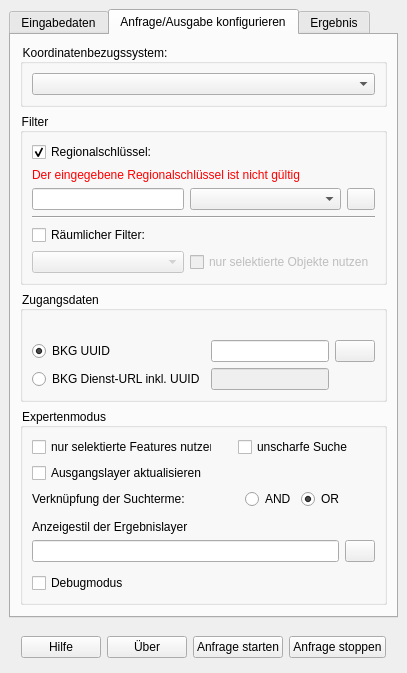
Before: the Qt Designer form interface/ui/main_dockwidget.ui in de-bkg/qgis-geocoder, drawn with Qt 5.
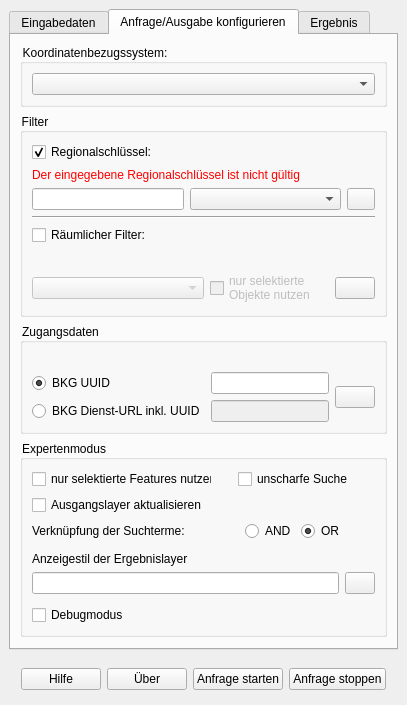
After: the same form once the commit is applied. The open tabs and pages were chosen to show the change. Icons and pictures are not drawn. Custom widgets are drawn as their Qt base class.

Commit message: limit length of area filter and warn user if too long, ignore if too long, closes #19, fixes #20

Patch:
```diff
--- a/interface/ui/main_dockwidget.ui
+++ b/interface/ui/main_dockwidget.ui
@@ -550,6 +550,19 @@
              </property>
             </widget>
            </item>
+           <item>
+            <widget class="QLabel" name="spatial_error_label">
+             <property name="styleSheet">
+              <string notr="true">color: red;</string>
+             </property>
+             <property name="text">
+              <string/>
+             </property>
+             <property name="wordWrap">
+              <bool>true</bool>
+             </property>
+            </widget>
+           </item>
            <item>
             <layout class="QHBoxLayout" name="horizontalLayout_4">
              <property name="topMargin">
@@ -598,7 +611,29 @@
                 <string>&lt;html&gt;&lt;head/&gt;&lt;body&gt;&lt;p&gt;Beschränken Sie die Suche weiter auf lediglich die selektierten Objekte des gewählten Layers.&lt;/p&gt;&lt;/body&gt;&lt;/html&gt;</string>
                </property>
                <property name="text">
-                <string>nur selektierte Objekte nutzen</string>
+                <string>nur selektierte 
+Objekte nutzen</string>
+               </property>
+              </widget>
+             </item>
+             <item>
+              <widget class="QLabel" name="n_spatial_seclected_label">
+               <property name="text">
+                <string/>
+               </property>
+              </widget>
+             </item>
+             <item>
+              <widget class="QPushButton" name="reload_spatial_button">
+               <property name="toolTip">
+                <string>&lt;p&gt;Überprüfung des räumlichen Filters.&lt;/p&gt;</string>
+               </property>
+               <property name="text">
+                <string/>
+               </property>
+               <property name="icon">
+                <iconset>
+                 <normaloff>icons/20190619_iconset_mob_wborders_refresh_1.png</normaloff>icons/20190619_iconset_mob_wborders_refresh_1.png</iconset>
                </property>
               </widget>
              </item>
@@ -621,45 +656,29 @@
           <property name="saveCollapsedState">
            <bool>false</bool>
           </property>
+          <layout class="QVBoxLayout" name="verticalLayout_11">
+           <item>
+            <widget class="QLabel" name="key_error_label">
+             <property name="styleSheet">
+              <string notr="true">color: red;</string>
+             </property>
+             <property name="text">
+              <string/>
+             </property>
+            </widget>
+           </item>
+           <item>
+            <layout class="QHBoxLayout" name="horizontalLayout_10">
+             <item>
           <layout class="QGridLayout" name="gridLayout_2">
-           <item row="1" column="1">
+               <item row="0" column="1">
             <widget class="QLineEdit" name="api_key_edit">
              <property name="toolTip">
               <string>&lt;p&gt;Zur Geokodierung mit dem Plugin BKGGeocoder benötigen sie einen gültigen Nutzer/-innen Identifikator (UUID).&lt;/p&gt;&lt;p&gt;Geben Sie hier die UUID an.&lt;/p&gt;</string>
              </property>
             </widget>
            </item>
-           <item row="2" column="0">
-            <widget class="QRadioButton" name="api_url_check">
-             <property name="toolTip">
-              <string>&lt;p&gt;Zur Geokodierung mit dem Plugin BKGGeocoder benötigen sie einen gültigen Nutzer/-innen Identifikator (UUID).&lt;/p&gt;&lt;p&gt;Geben Sie hier die Dienst-URL inclusive der UUID an.&lt;/p&gt;</string>
-             </property>
-             <property name="text">
-              <string>BKG Dienst-URL inkl. UUID</string>
-             </property>
-            </widget>
-           </item>
-           <item row="0" column="0" colspan="2">
-            <widget class="QLabel" name="key_error_label">
-             <property name="styleSheet">
-              <string notr="true">color: red;</string>
-             </property>
-             <property name="text">
-              <string/>
-             </property>
-            </widget>
-           </item>
-           <item row="2" column="1">
-            <widget class="QLineEdit" name="api_url_edit">
-             <property name="enabled">
-              <bool>false</bool>
-             </property>
-             <property name="toolTip">
-              <string>&lt;p&gt;Zur Geokodierung mit dem Plugin BKGGeocoder benötigen sie einen gültigen Nutzer/-innen Identifikator (UUID).&lt;/p&gt;&lt;p&gt;Geben Sie hier die Dienst-URL inclusive der UUID an.&lt;/p&gt;</string>
-             </property>
-            </widget>
-           </item>
-           <item row="1" column="0">
+               <item row="0" column="0">
             <widget class="QRadioButton" name="api_key_check">
              <property name="toolTip">
               <string>&lt;p&gt;Zur Geokodierung mit dem Plugin BKGGeocoder benötigen sie einen gültigen Nutzer/-innen Identifikator (UUID).&lt;/p&gt;&lt;p&gt;Geben Sie hier die UUID an.&lt;/p&gt;</string>
@@ -672,7 +691,29 @@
              </property>
             </widget>
            </item>
-           <item row="1" column="2">
+               <item row="1" column="0">
+                <widget class="QRadioButton" name="api_url_check">
+                 <property name="toolTip">
+                  <string>&lt;p&gt;Zur Geokodierung mit dem Plugin BKGGeocoder benötigen sie einen gültigen Nutzer/-innen Identifikator (UUID).&lt;/p&gt;&lt;p&gt;Geben Sie hier die Dienst-URL inclusive der UUID an.&lt;/p&gt;</string>
+                 </property>
+                 <property name="text">
+                  <string>BKG Dienst-URL inkl. UUID</string>
+                 </property>
+                </widget>
+               </item>
+               <item row="1" column="1">
+                <widget class="QLineEdit" name="api_url_edit">
+                 <property name="enabled">
+                  <bool>false</bool>
+                 </property>
+                 <property name="toolTip">
+                  <string>&lt;p&gt;Zur Geokodierung mit dem Plugin BKGGeocoder benötigen sie einen gültigen Nutzer/-innen Identifikator (UUID).&lt;/p&gt;&lt;p&gt;Geben Sie hier die Dienst-URL inclusive der UUID an.&lt;/p&gt;</string>
+                 </property>
+                </widget>
+               </item>
+              </layout>
+             </item>
+             <item>
             <widget class="QPushButton" name="reload_UUID_button">
              <property name="toolTip">
               <string>&lt;p&gt;Überprüfung der aktuell eingestellten UUID/Dienst-URL.&lt;/p&gt;</string>
@@ -685,6 +726,8 @@
                <normaloff>icons/20190619_iconset_mob_wborders_refresh_1.png</normaloff>icons/20190619_iconset_mob_wborders_refresh_1.png</iconset>
              </property>
             </widget>
+             </item>
+            </layout>
            </item>
           </layout>
          </widget>
```
Lines whose indentation alone changed are shown as unchanged. The commit also changes 1 other file.
